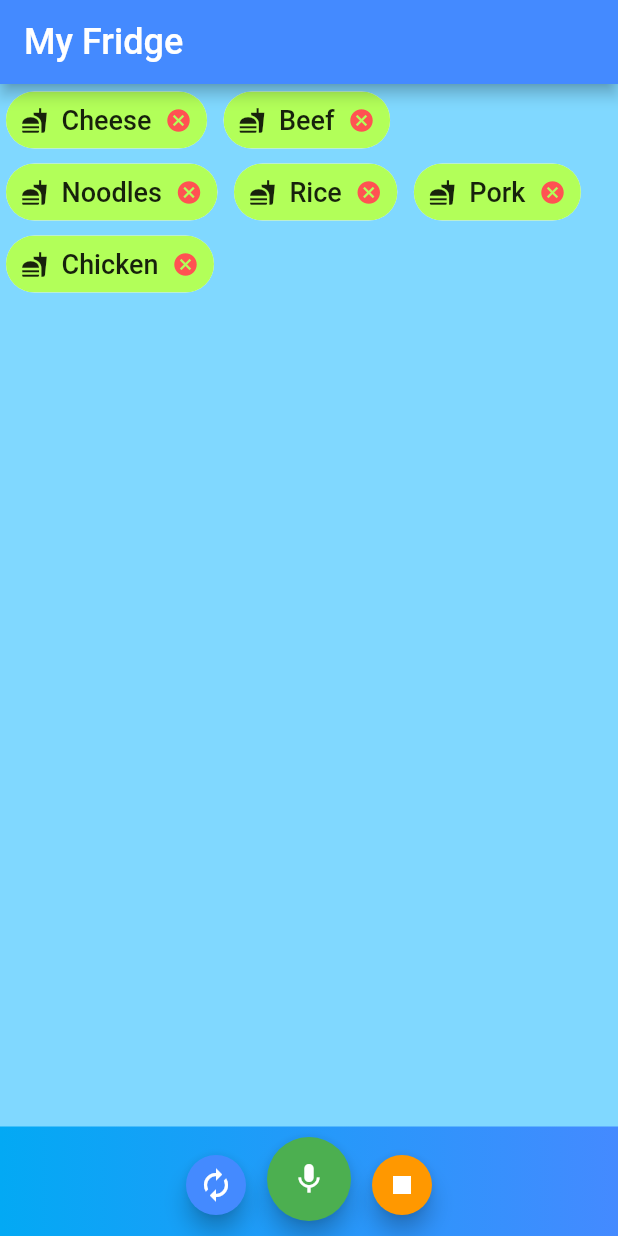
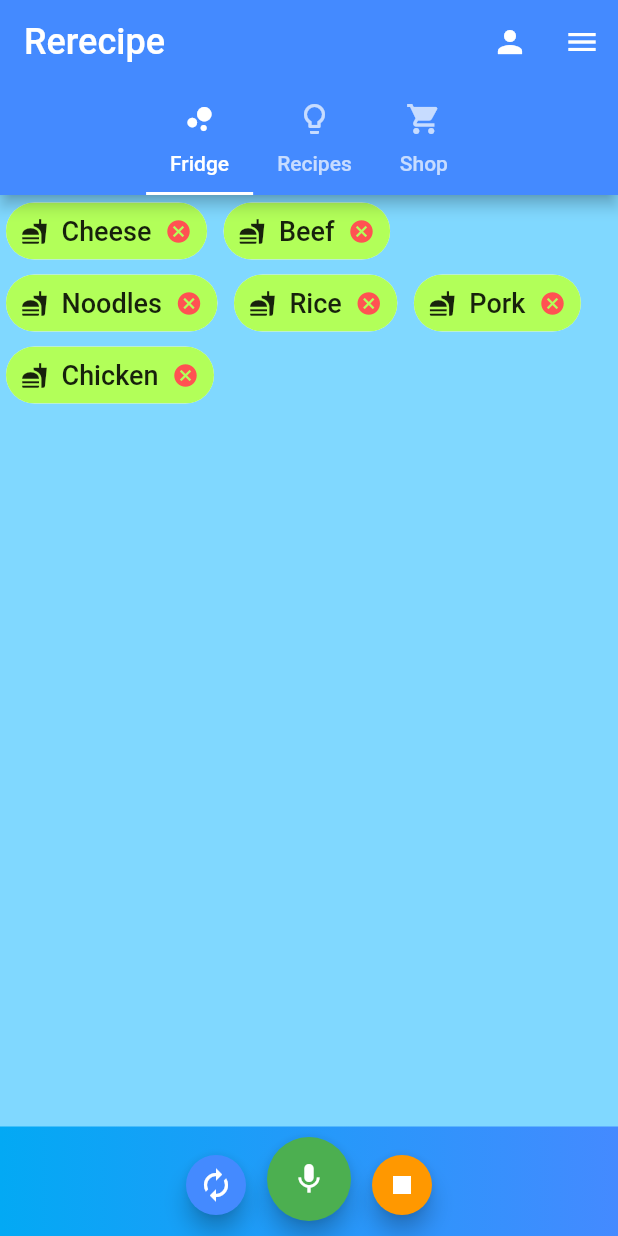
Before and after one commit to Cainuse/Rerecipes, a Flutter app: the screen it shows after launch, on a phone screen of 412 x 824 dp. Run offline on Flutter 3.47's test engine with Material 2 defaults, Android fonts, the phone set to English and light mode, and no system bars; missing offline and left inert: speech_recognition.

Commit message:
Added multiple tabs, visual enhancement

```diff
--- a/lib/Views/RecipesView.dart
+++ b/lib/Views/RecipesView.dart
@@ -2,6 +2,7 @@ import 'package:flutter/material.dart';
 import 'Recipe.dart';
 
 class RecipesView extends StatefulWidget {
+  RecipesView();
   @override
   State<StatefulWidget> createState() {
     return _RecipesViewState();
@@ -17,14 +18,7 @@ class _RecipesViewState extends State<RecipesView> {
 
   @override
   Widget build(BuildContext context) {
-    return MaterialApp(
-      home: Scaffold(
-        // White background
-          appBar: AppBar(
-            // Blue app bar
-            title: Text('Rerecipes'), //Text
-          ),
-          body: Column(
+    return ListView(
             children: _recipes
                 .map((recipe) => Card(
                 child: Column(
@@ -43,8 +37,6 @@ class _RecipesViewState extends State<RecipesView> {
                     )
                   ],
                 )))
-                .toList(),
-          )),
-    );
+                .toList());
   }
 }
--- a/lib/main.dart
+++ b/lib/main.dart
@@ -1,6 +1,7 @@
 import 'package:flutter/material.dart';
 import 'package:speech_recognition/speech_recognition.dart';
 import 'package:rerecipe_app/Views/Misc/IngredientsView.dart';
+import 'package:rerecipe_app/Views/RecipesView.dart';
 
 void main() => runApp(MyApp());
 
@@ -54,7 +55,7 @@ class MyAppState extends State<MyApp> {
       () => setState(() {
             _isListening = false;
             resultText.split(' ').forEach((item) {
-              if(item.length>0){
+              if (item.length > 0) {
                 items.add(item);
               }
             });
@@ -69,15 +70,51 @@ class MyAppState extends State<MyApp> {
   @override
   Widget build(BuildContext context) {
     return MaterialApp(
-        home: Scaffold(
+        home: DefaultTabController(
+            length: 3,
+            child: Scaffold(
                 backgroundColor: Colors.lightBlueAccent[100],
                 appBar: AppBar(
                   title: Text(
-                  'My Fridge',
+                    'Rerecipe',
                     textScaleFactor: 1.2,
                   ),
-                backgroundColor: Colors.blueAccent),
-            body: Column(
+                  backgroundColor: Colors.blueAccent,
+                  bottom: TabBar(
+                    isScrollable: true,
+                    indicatorColor: Colors.white,
+                    tabs: <Widget>[
+                      Tab(
+                        text: "Fridge",
+                        icon: Icon(Icons.bubble_chart),
+                      ),
+                      Tab(
+                        text: "Recipes",
+                        icon: Icon(Icons.lightbulb_outline),
+                      ),
+                      Tab(
+                        text: "Shop",
+                        icon: Icon(Icons.shopping_cart),
+                      ),
+                    ],
+                  ),
+                  actions: <Widget>[
+                    IconButton(
+                      icon: Icon(
+                        Icons.person,
+                        color: Colors.white,
+                      ),
+                    ),
+                    IconButton(
+                      icon: Icon(
+                        Icons.menu,
+                        color: Colors.white,
+                      ),
+                    )
+                  ],
+                ),
+                body: TabBarView(children: [
+                  Column(
                     crossAxisAlignment: CrossAxisAlignment.start,
                     mainAxisAlignment: MainAxisAlignment.end,
                     children: <Widget>[
@@ -96,11 +133,13 @@ class MyAppState extends State<MyApp> {
                         children: <Widget>[
                           Expanded(
                             child: Container(
-                          padding: EdgeInsets.only(top:5.0),
+                                padding: EdgeInsets.only(top: 5.0),
                                 decoration: BoxDecoration(
                                   shape: BoxShape.rectangle,
-                            gradient: LinearGradient(
-                                colors: [Colors.lightBlue, Colors.blueAccent]),
+                                  gradient: LinearGradient(colors: [
+                                    Colors.lightBlue,
+                                    Colors.blueAccent
+                                  ]),
                                 ),
                                 child: Row(
                                   mainAxisAlignment: MainAxisAlignment.center,
@@ -127,7 +166,8 @@ class MyAppState extends State<MyApp> {
                                           if (_isAvailable && !_isListening) {
                                             _speechRecognition
                                                 .listen(locale: _currentLocale)
-                                          .then((result) => print('$result'));
+                                                .then((result) =>
+                                                    print('$result'));
                                           }
                                         },
                                       ),
@@ -146,8 +186,8 @@ class MyAppState extends State<MyApp> {
                                         onPressed: () {
                                           if (_isListening) {
                                             _speechRecognition.stop().then(
-                                            (result) => setState(
-                                                () => _isListening = result),
+                                                  (result) => setState(() =>
+                                                      _isListening = result),
                                                 );
                                           }
                                         },
@@ -159,7 +199,10 @@ class MyAppState extends State<MyApp> {
                         ],
                       ),
                     ],
-            )));
+                  ),
+                  new RecipesView(),
+                  new RecipesView()
+                ]))));
   }
 
   void onItemsChange() {
```
Lines whose indentation alone changed are shown as unchanged.
